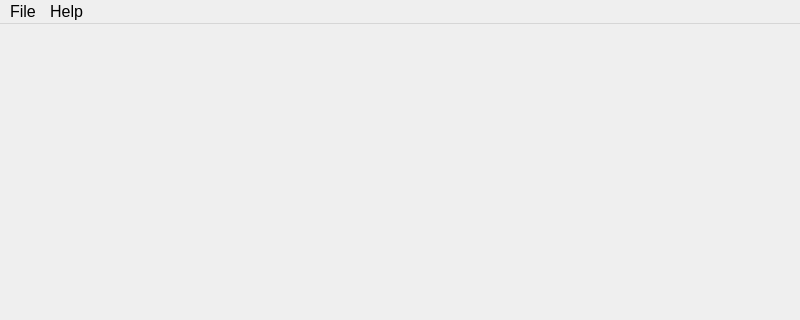
Old version of the form src/MainWindow.ui in the repository simophin/game-matcher-qt; both pictures show x 0 to 800 and y 0 to 320 of the 800 by 600 pixel window.
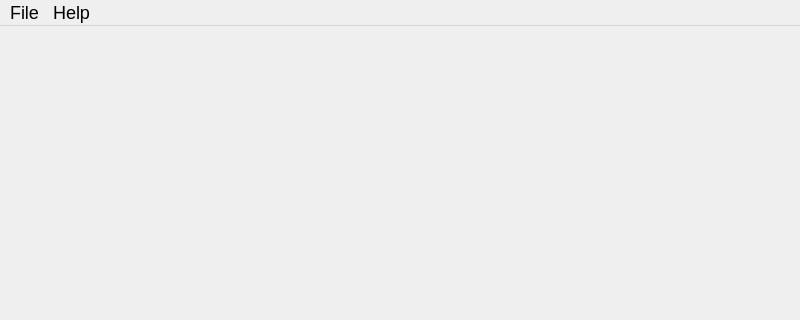
New version of the form.

The edit to the form file:
```diff
--- a/src/MainWindow.ui
+++ b/src/MainWindow.ui
@@ -16,7 +16,7 @@
   <property name="styleSheet">
    <string notr="true">
 * {
-	font-size: 16px;
+	font-size: 18px;
 }</string>
   </property>
   <widget class="QWidget" name="centralwidget"/>
```
